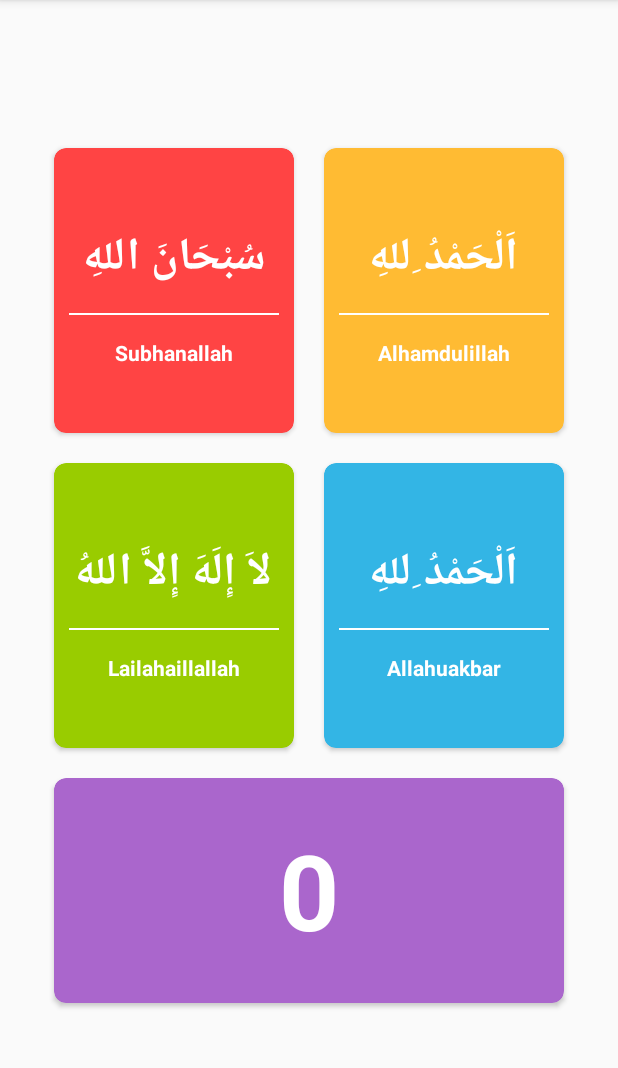
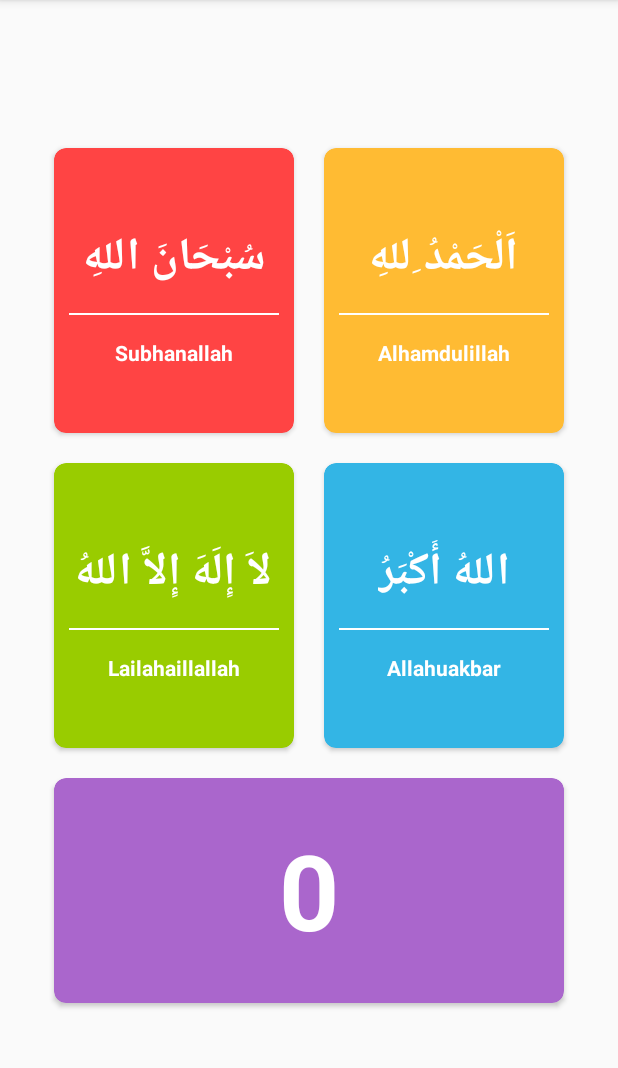
Before and after one commit to AzharRivaldi/Dzikir-Android, an Android app: the screen it shows after launch (MainActivity), on a phone screen of 412 x 824 dp, the part 84-1152 px from its top. Run offline under Robolectric (Android 15) with nearby library versions, the phone set to English and light mode, and no system bars.

Commit message:
Update activity_main.xml

```diff
--- a/DzikirApp/app/src/main/res/layout/activity_main.xml
+++ b/DzikirApp/app/src/main/res/layout/activity_main.xml
@@ -178,7 +178,7 @@
                     android:layout_width="wrap_content"
                     android:layout_height="wrap_content"
                     android:layout_marginTop="10dp"
-                    android:text="اَلْحَمْدُ ِللهِ"
+                    android:text="اللهُ أَكْبَرُ"
                     android:textColor="#fff"
                     android:textSize="30sp"
                     android:textStyle="bold" />
```
